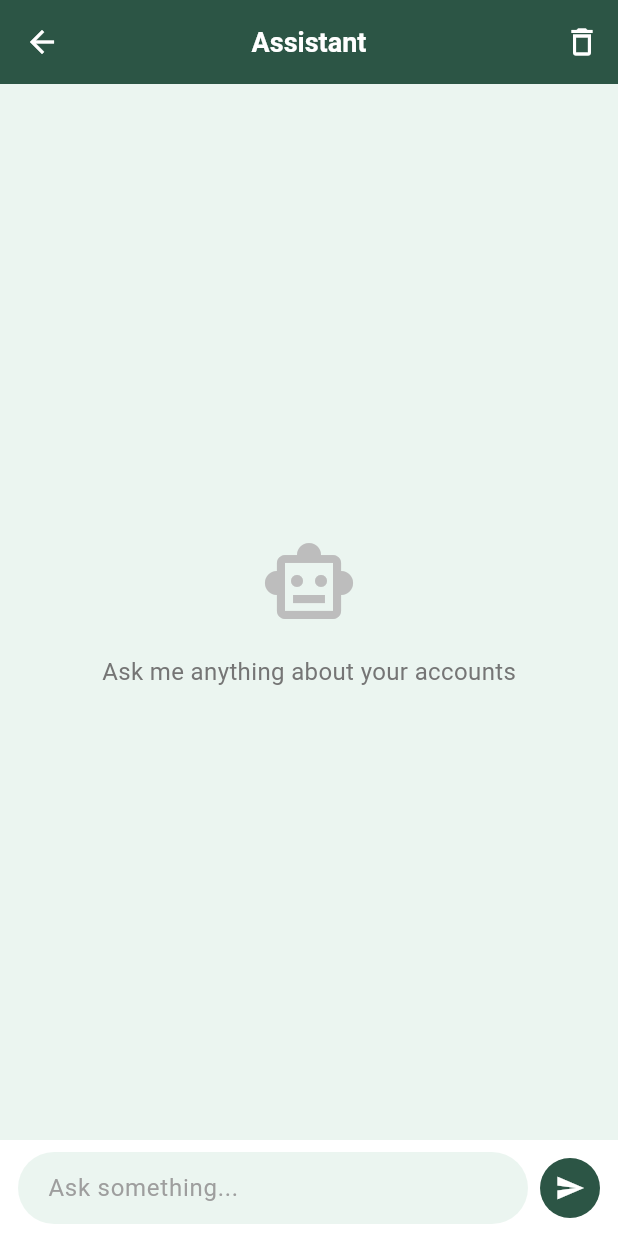
After one commit to mskishore312/accounting-app, a Flutter app: the AssistantScreen screen opened directly, after a tap on the "send" icon, on a phone screen of 412 x 824 dp. The commit adds this screen. Run offline on Flutter 3.47's test engine with Material 3 defaults, Android fonts, the phone set to English and light mode, and no system bars; our stand-ins replace image_picker, pdf, share_plus, sqflite, sqflite_common_ffi; accounts and stored records are empty; project files that could hold a hidden picture were left out.

Commit message:
Fix: hardcode AI backend URL, add image upload to both vouchers, fix table alignment
- AI: Remove user-configurable backend URL; hardcode in AiService
- AI: Create proper AssistantScreen with chat UI; add to Utility menu
- Images: Add VoucherImagePicker widget (camera + gallery)
- Images: Receipt voucher — pick images before saving; load when reopening
- Images: Payment voucher — add image support (was missing entirely)
- Images: DB v7 migration adds VoucherImages table
- Images: Android permissions for camera and photo library
- Alignment: Wrap list rows in IntrinsicHeight + CrossAxisAlignment.stretch
- Alignment: Add Alignment.centerLeft/Right to all table cells

```diff
--- /dev/null
+++ b/lib/services/ai_service.dart
@@ -0,0 +1,38 @@
+import 'dart:convert';
+import 'package:http/http.dart' as http;
+
+class AiService {
+  // Hardcoded — users should never configure this
+  static const String _backendUrl = 'https://tompa-ai.mskishore312.workers.dev';
+  static const String _appSecret  = 'f82764090532158ff906b3eb177de22a';
+
+  /// Send a chat message and get a response.
+  /// [history] is a list of {role: 'user'|'assistant', content: String}
+  static Future<String> chat({
+    required String message,
+    required List<Map<String, String>> history,
+  }) async {
+    try {
+      final response = await http.post(
+        Uri.parse('$_backendUrl/chat'),
+        headers: {
+          'Content-Type': 'application/json',
+          'X-App-Secret': _appSecret,
+        },
+        body: jsonEncode({
+          'message': message,
+          'history': history,
+        }),
+      ).timeout(const Duration(seconds: 30));
+
+      if (response.statusCode == 200) {
+        final data = jsonDecode(response.body);
+        return data['response'] as String? ?? 'No response received.';
+      } else {
+        return 'Error: Server returned ${response.statusCode}. Please try again.';
+      }
+    } catch (e) {
+      return 'Error: Could not connect to assistant. Please check your internet connection.';
+    }
+  }
+}
--- /dev/null
+++ b/lib/ui/assistant_screen.dart
@@ -0,0 +1,246 @@
+import 'package:flutter/material.dart';
+import 'package:accounting_app/services/ai_service.dart';
+
+class AssistantScreen extends StatefulWidget {
+  const AssistantScreen({Key? key}) : super(key: key);
+
+  @override
+  State<AssistantScreen> createState() => _AssistantScreenState();
+}
+
+class _AssistantScreenState extends State<AssistantScreen> {
+  final TextEditingController _inputController = TextEditingController();
+  final ScrollController _scrollController = ScrollController();
+  final List<_ChatMessage> _messages = [];
+  bool _isLoading = false;
+
+  @override
+  void dispose() {
+    _inputController.dispose();
+    _scrollController.dispose();
+    super.dispose();
+  }
+
+  Future<void> _send() async {
+    final text = _inputController.text.trim();
+    if (text.isEmpty || _isLoading) return;
+
+    _inputController.clear();
+    setState(() {
+      _messages.add(_ChatMessage(role: 'user', text: text));
+      _isLoading = true;
+    });
+    _scrollToBottom();
+
+    // Build history for context (last 10 messages)
+    final history = _messages
+        .take(_messages.length - 1) // exclude the one we just added
+        .takeLast(10)
+        .map((m) => {'role': m.role, 'content': m.text})
+        .toList();
+
+    final response = await AiService.chat(message: text, history: history);
+
+    setState(() {
+      _messages.add(_ChatMessage(role: 'assistant', text: response));
+      _isLoading = false;
+    });
+    _scrollToBottom();
+  }
+
+  void _scrollToBottom() {
+    WidgetsBinding.instance.addPostFrameCallback((_) {
+      if (_scrollController.hasClients) {
+        _scrollController.animateTo(
+          _scrollController.position.maxScrollExtent,
+          duration: const Duration(milliseconds: 300),
+          curve: Curves.easeOut,
+        );
+      }
+    });
+  }
+
+  @override
+  Widget build(BuildContext context) {
+    return Scaffold(
+      backgroundColor: const Color(0xFFEBF5F0),
+      appBar: AppBar(
+        elevation: 0,
+        backgroundColor: const Color(0xFF2C5545),
+        leading: IconButton(
+          icon: const Icon(Icons.arrow_back, color: Colors.white),
+          onPressed: () => Navigator.pop(context),
+        ),
+        title: const Text(
+          'Assistant',
+          style: TextStyle(
+            fontSize: 18,
+            fontWeight: FontWeight.bold,
+            color: Colors.white,
+          ),
+        ),
+        centerTitle: true,
+        actions: [
+          IconButton(
+            icon: const Icon(Icons.delete_outline, color: Colors.white),
+            tooltip: 'Clear chat',
+            onPressed: () {
+              setState(() => _messages.clear());
+            },
+          ),
+        ],
+      ),
+      body: Column(
+        children: [
+          Expanded(
+            child: _messages.isEmpty
+                ? Center(
+                    child: Column(
+                      mainAxisAlignment: MainAxisAlignment.center,
+                      children: [
+                        Icon(Icons.smart_toy_outlined,
+                            size: 64, color: Colors.grey[400]),
+                        const SizedBox(height: 16),
+                        Text(
+                          'Ask me anything about your accounts',
+                          style: TextStyle(
+                            fontSize: 16,
+                            color: Colors.grey[600],
+                          ),
+                        ),
+                      ],
+                    ),
+                  )
+                : ListView.builder(
+                    controller: _scrollController,
+                    padding: const EdgeInsets.symmetric(
+                        horizontal: 12, vertical: 16),
+                    itemCount: _messages.length,
+                    itemBuilder: (context, index) {
+                      final msg = _messages[index];
+                      return _MessageBubble(message: msg);
+                    },
+                  ),
+          ),
+          if (_isLoading)
+            const Padding(
+              padding: EdgeInsets.symmetric(horizontal: 16, vertical: 4),
+              child: Align(
+                alignment: Alignment.centerLeft,
+                child: SizedBox(
+                  width: 40,
+                  child: LinearProgressIndicator(
+                    color: Color(0xFF2C5545),
+                    backgroundColor: Color(0xFFB2DFDB),
+                  ),
+                ),
+              ),
+            ),
+          // Input bar
+          Container(
+            color: Colors.white,
+            padding: const EdgeInsets.symmetric(horizontal: 12, vertical: 8),
+            child: SafeArea(
+              top: false,
+              child: Row(
+                children: [
+                  Expanded(
+                    child: TextField(
+                      controller: _inputController,
+                      minLines: 1,
+                      maxLines: 4,
+                      decoration: InputDecoration(
+                        hintText: 'Ask something...',
+                        hintStyle: TextStyle(color: Colors.grey[500]),
+                        border: OutlineInputBorder(
+                          borderRadius: BorderRadius.circular(24),
+                          borderSide: BorderSide.none,
+                        ),
+                        filled: true,
+                        fillColor: const Color(0xFFEBF5F0),
+                        contentPadding: const EdgeInsets.symmetric(
+                            horizontal: 16, vertical: 10),
+                      ),
+                      textInputAction: TextInputAction.send,
+                      onSubmitted: (_) => _send(),
+                    ),
+                  ),
+                  const SizedBox(width: 8),
+                  GestureDetector(
+                    onTap: _send,
+                    child: Container(
+                      padding: const EdgeInsets.all(10),
+                      decoration: const BoxDecoration(
+                        color: Color(0xFF2C5545),
+                        shape: BoxShape.circle,
+                      ),
+                      child: const Icon(Icons.send, color: Colors.white, size: 20),
+                    ),
+                  ),
+                ],
+              ),
+            ),
+          ),
+        ],
+      ),
+    );
+  }
+}
+
+class _ChatMessage {
+  final String role; // 'user' or 'assistant'
+  final String text;
+  _ChatMessage({required this.role, required this.text});
+}
+
+class _MessageBubble extends StatelessWidget {
+  final _ChatMessage message;
+  const _MessageBubble({required this.message});
+
+  @override
+  Widget build(BuildContext context) {
+    final isUser = message.role == 'user';
+    return Align(
+      alignment: isUser ? Alignment.centerRight : Alignment.centerLeft,
+      child: Container(
+        constraints: BoxConstraints(
+          maxWidth: MediaQuery.of(context).size.width * 0.78,
+        ),
+        margin: const EdgeInsets.symmetric(vertical: 4),
+        padding: const EdgeInsets.symmetric(horizontal: 14, vertical: 10),
+        decoration: BoxDecoration(
+          color: isUser ? const Color(0xFF2C5545) : Colors.white,
+          borderRadius: BorderRadius.only(
+            topLeft: const Radius.circular(16),
+            topRight: const Radius.circular(16),
+            bottomLeft: Radius.circular(isUser ? 16 : 4),
+            bottomRight: Radius.circular(isUser ? 4 : 16),
+          ),
+          boxShadow: [
+            BoxShadow(
+              color: Colors.black.withOpacity(0.08),
+              blurRadius: 4,
+              offset: const Offset(0, 2),
+            ),
+          ],
+        ),
+        child: Text(
+          message.text,
+          style: TextStyle(
+            fontSize: 15,
+            color: isUser ? Colors.white : const Color(0xFF1A3A2A),
+            height: 1.4,
+          ),
+        ),
+      ),
+    );
+  }
+}
+
+extension _IterableExtension<T> on Iterable<T> {
+  Iterable<T> takeLast(int n) {
+    final list = toList();
+    if (list.length <= n) return list;
+    return list.sublist(list.length - n);
+  }
+}
--- a/pubspec.yaml
+++ b/pubspec.yaml
@@ -21,6 +21,8 @@ dependencies:
   path_provider: ^2.1.1
   share_plus: ^7.2.1
   url_launcher: ^6.2.2
+  http: ^1.2.0
+  image_picker: ^1.1.2
 
 dev_dependencies:
   flutter_test:
```
Also changed, not shown: lib/data/storage_service.dart (+54 -3 lines), lib/ui/payment_voucher.dart (+23 -0 lines), lib/ui/payment_voucher_list.dart (+7 -2 lines), lib/ui/receipt_voucher.dart (+24 -0 lines), lib/ui/receipt_voucher_list.dart (+10 -4 lines), lib/ui/utility.dart (+13 -0 lines), lib/ui/widgets/voucher_image_picker.dart (added, +246 -0 lines), 1 other file.
